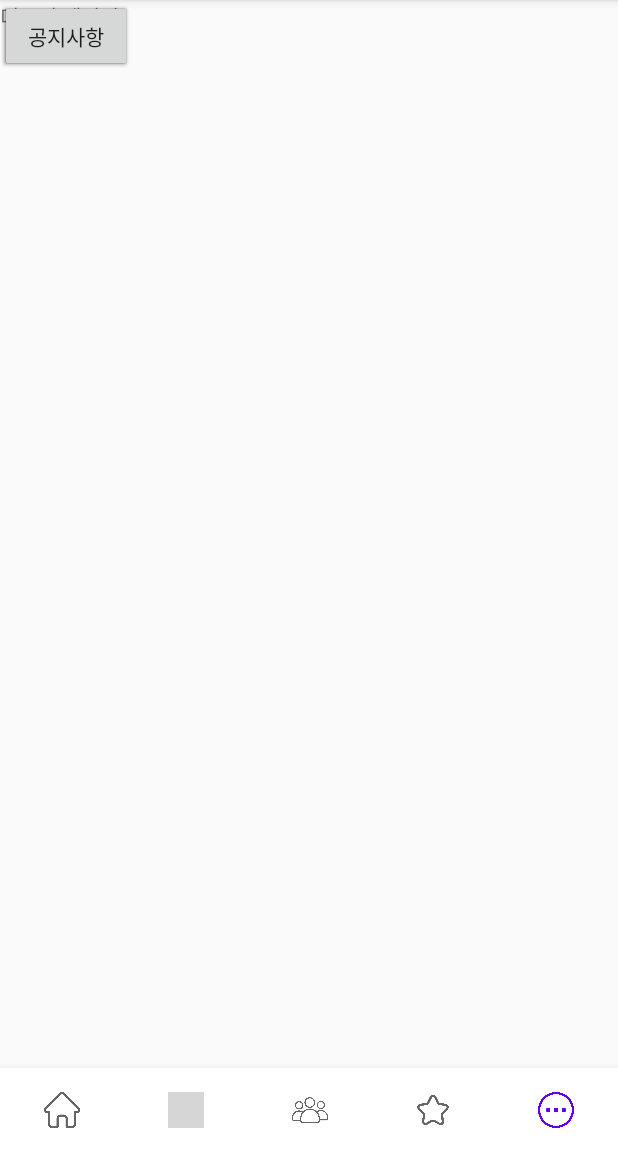
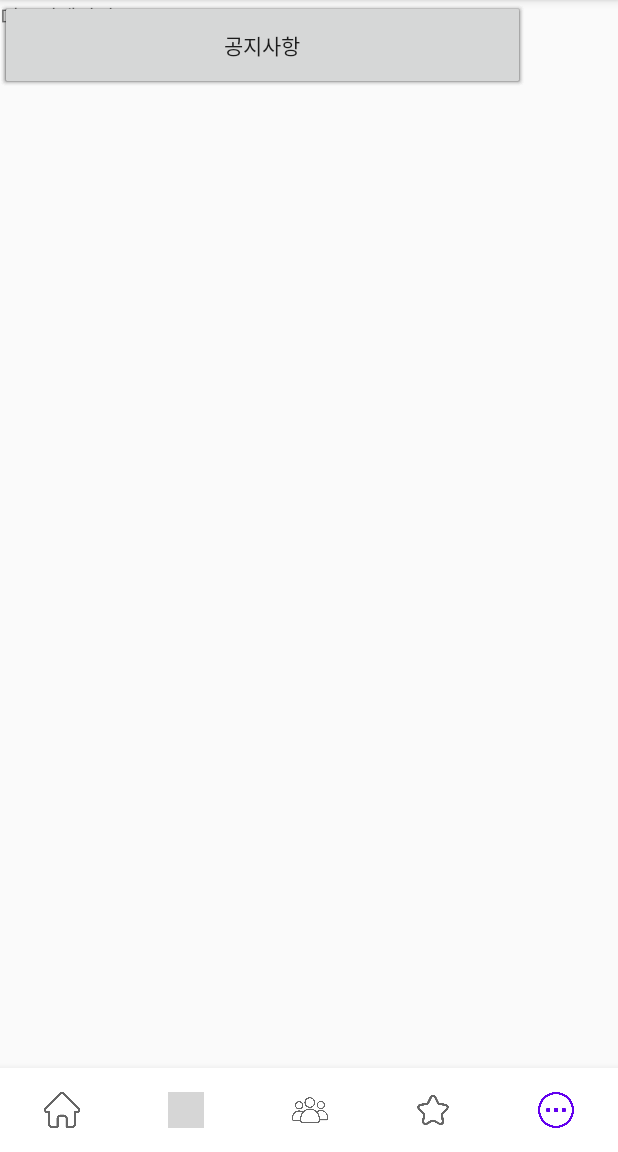
Before and after one commit to 4seokhyeon/Mapnaver, an Android app: the screen it shows after launch (MainActivity), item 5 of the bottom bar chosen, on a phone screen of 412 x 824 dp, the part 84-1236 px from its top. Run offline under Robolectric (Android 15) with nearby library versions, the phone set to English and light mode, and no system bars; our stand-ins replace Firebase (no records; nobody signed in at launch, a user with empty details on screens opened directly); libraries missing offline, so code that uses them is left out: com.naver.maps; 6 statements that could not run were skipped; grey boxes are pictures that could not be loaded.

Commit message:
더보기 탭 (작업중 건들지마)

```diff
--- a/app/src/main/res/layout/fragment_5.xml
+++ b/app/src/main/res/layout/fragment_5.xml
@@ -4,52 +4,54 @@
     android:layout_width="match_parent"
     android:layout_height="match_parent">
 
+
     <TextView
         android:layout_width="match_parent"
         android:layout_height="match_parent"
-        android:text="더보기 페이지"
-        tools:layout_editor_absoluteX="16dp"
-        tools:layout_editor_absoluteY="16dp" />
+        android:text="더보기페이지"
+        tools:layout_editor_absoluteX="0dp"
+        tools:layout_editor_absoluteY="0dp" />
 
     <Button
-        android:layout_width="wrap_content"
-        android:layout_height="wrap_content"
+        android:id="@+id/review"
+        android:layout_width="350dp"
+        android:layout_height="60dp"
+        android:layout_margin="20dp"
         android:text="리뷰관리"
-        android:layout_gravity="center"
-        android:layout_margin="20dp"
-        android:id="@+id/review"
-        tools:ignore="MissingConstraints" />
+        tools:ignore="MissingConstraints"
+        tools:layout_editor_absoluteX="30dp"
+        tools:layout_editor_absoluteY="240dp" />
 
     <Button
-        android:layout_width="wrap_content"
-        android:layout_height="wrap_content"
+        android:id="@+id/pop"
+        android:layout_width="350dp"
+        android:layout_height="60dp"
+        android:layout_margin="20dp"
         android:text="알림관리"
-        android:layout_gravity="center"
-        android:layout_margin="20dp"
-        android:id="@+id/pop"
-        tools:ignore="MissingConstraints" />
+        tools:ignore="MissingConstraints"
+        tools:layout_editor_absoluteX="30dp"
+        tools:layout_editor_absoluteY="320dp" />
 
     <Button
-        android:layout_width="wrap_content"
-        android:layout_height="wrap_content"
+        android:id="@+id/customer"
+        android:layout_width="350dp"
+        android:layout_height="60dp"
+        android:layout_margin="20dp"
         android:text="고객센터"
-        android:layout_gravity="center"
-        android:layout_margin="20dp"
-        android:id="@+id/customer"
-        tools:ignore="MissingConstraints" />
-
-
+        tools:ignore="MissingConstraints"
+        tools:layout_editor_absoluteX="30dp"
+        tools:layout_editor_absoluteY="400dp" />
 
     <Button
-        android:layout_width="wrap_content"
-        android:layout_height="wrap_content"
+        android:id="@+id/notice"
+        android:layout_width="350dp"
+        android:layout_height="60dp"
+        android:layout_margin="20dp"
         android:text="공지사항"
-        android:layout_gravity="center"
-        android:layout_margin="20dp"
-        android:id="@+id/notice"
-        tools:ignore="MissingConstraints" />
-
-
+        android:visibility="visible"
+        tools:ignore="MissingConstraints"
+        tools:layout_editor_absoluteX="30dp"
+        tools:layout_editor_absoluteY="480dp" />
 
 
 </androidx.constraintlayout.widget.ConstraintLayout>
--- a/app/src/main/res/values/strings.xml
+++ b/app/src/main/res/values/strings.xml
@@ -2,4 +2,5 @@
     <string name="app_name">Maptest</string>
     <string name="format_map_click" />
     <string name="format_map_long_click" />
+    <string name="more">더보기 페이지</string>
 </resources>
```
